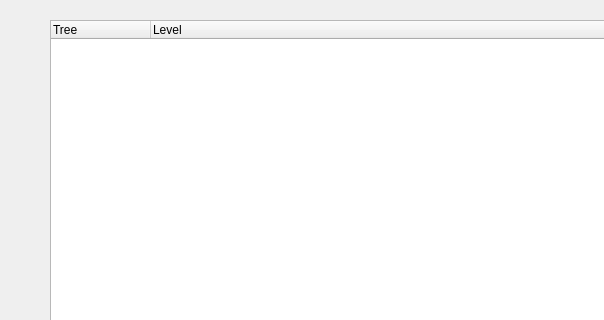
The window that keyman/interface/second_page.ui (sahabi/keyman44) describes before a commit, drawn with Qt 5; both pictures show x 0 to 604 and y 0 to 320 of the 887 by 567 pixel window.
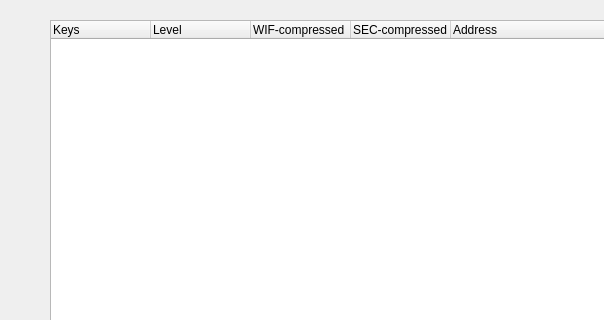
The same window after the commit.

Commit message: custom tree widget items for type of keys"

Diff of the .ui file:
```diff
--- a/keyman/interface/second_page.ui
+++ b/keyman/interface/second_page.ui
@@ -49,7 +49,7 @@
    </property>
    <column>
     <property name="text">
-     <string>Tree</string>
+     <string>Keys</string>
     </property>
     <property name="font">
      <font>
@@ -63,6 +63,21 @@
      <string>Level</string>
     </property>
    </column>
+   <column>
+    <property name="text">
+     <string>WIF-compressed</string>
+    </property>
+   </column>
+   <column>
+    <property name="text">
+     <string>SEC-compressed</string>
+    </property>
+   </column>
+   <column>
+    <property name="text">
+     <string>Address</string>
+    </property>
+   </column>
   </widget>
   <widget class="QPushButton" name="pushButton">
    <property name="geometry">
```
The commit also changes 3 other files.
